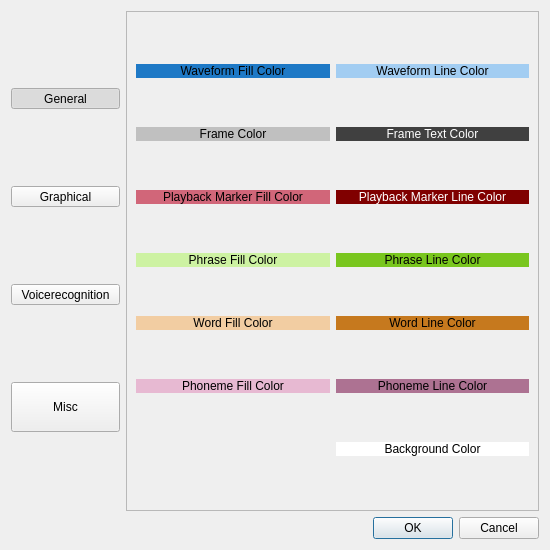
This is rsrc/settings.ui in morevnaproject-org/papagayo-ng as Qt 5 draws it before an edit. The edited form follows.
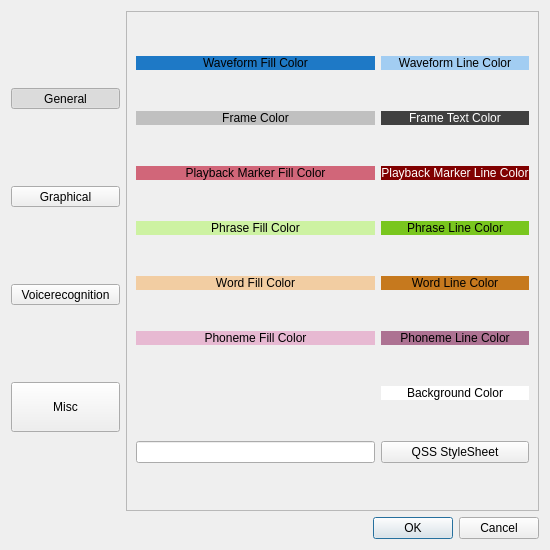
This is the edited form. The open tabs and pages were chosen to show the change. Icons and pictures are not drawn.

Commit message: Allow selecting a custom .qss Stylesheet for the main window. We could also apply it to the whole app by using the setStylesheet method of self.app instead of self.main_window in LipsyncFrameQT.py.

The edit to the form file:
```diff
--- a/rsrc/settings.ui
+++ b/rsrc/settings.ui
@@ -238,77 +238,7 @@
      </widget>
      <widget class="QWidget" name="graphical">
       <layout class="QGridLayout" name="gridLayout_3">
-       <item row="3" column="0">
-        <widget class="QPushButton" name="phrase_fill_color">
-         <property name="styleSheet">
-          <string notr="true">background-color: rgb(205, 242, 162);
-border: transparent;</string>
-         </property>
-         <property name="text">
-          <string>Phrase Fill Color</string>
-         </property>
-        </widget>
-       </item>
-       <item row="2" column="1">
-        <widget class="QPushButton" name="playback_line_color">
-         <property name="styleSheet">
-          <string notr="true">background-color: rgb(128, 0, 0);
-color: rgb(255, 255, 255);
-border: transparent;</string>
-         </property>
-         <property name="text">
-          <string>Playback Marker Line Color</string>
-         </property>
-        </widget>
-       </item>
-       <item row="4" column="1">
-        <widget class="QPushButton" name="word_line_color">
-         <property name="styleSheet">
-          <string notr="true">background-color: rgb(198, 121, 30);
-border: transparent;</string>
-         </property>
-         <property name="text">
-          <string>Word Line Color</string>
-         </property>
-        </widget>
-       </item>
-       <item row="1" column="0">
-        <widget class="QPushButton" name="frame_color">
-         <property name="styleSheet">
-          <string notr="true">background-color: rgb(192, 192, 192);
-border: transparent;</string>
-         </property>
-         <property name="text">
-          <string>Frame Color</string>
-         </property>
-        </widget>
-       </item>
-       <item row="3" column="1">
-        <widget class="QPushButton" name="phrase_line_color">
-         <property name="styleSheet">
-          <string notr="true">background-color: rgb(121, 198, 30);
-border: transparent;</string>
-         </property>
-         <property name="text">
-          <string>Phrase Line Color</string>
-         </property>
-        </widget>
-       </item>
-       <item row="0" column="0">
-        <widget class="QPushButton" name="wave_fill_color">
-         <property name="styleSheet">
-          <string notr="true">background-color: rgb(30, 121, 198);
-border: transparent;</string>
-         </property>
-         <property name="text">
-          <string>Waveform Fill Color</string>
-         </property>
-         <property name="flat">
-          <bool>false</bool>
-         </property>
-        </widget>
-       </item>
-       <item row="0" column="1">
+       <item row="0" column="2">
         <widget class="QPushButton" name="wave_line_color">
          <property name="styleSheet">
           <string notr="true">background-color: rgb(162, 205, 242);
@@ -322,7 +252,19 @@
          </property>
         </widget>
        </item>
-       <item row="4" column="0">
+       <item row="1" column="2">
+        <widget class="QPushButton" name="frame_text_color">
+         <property name="styleSheet">
+          <string notr="true">background-color: rgb(64, 64, 64);
+color: rgb(255, 255, 255);
+border: transparent;</string>
+         </property>
+         <property name="text">
+          <string>Frame Text Color</string>
+         </property>
+        </widget>
+       </item>
+       <item row="4" column="1">
         <widget class="QPushButton" name="word_fill_color">
          <property name="styleSheet">
           <string notr="true">background-color: rgb(242, 205, 162);
@@ -334,29 +276,17 @@
         </widget>
        </item>
        <item row="1" column="1">
-        <widget class="QPushButton" name="frame_text_color">
+        <widget class="QPushButton" name="frame_color">
          <property name="styleSheet">
-          <string notr="true">background-color: rgb(64, 64, 64);
-color: rgb(255, 255, 255);
+          <string notr="true">background-color: rgb(192, 192, 192);
 border: transparent;</string>
          </property>
          <property name="text">
-          <string>Frame Text Color</string>
+          <string>Frame Color</string>
          </property>
         </widget>
        </item>
-       <item row="5" column="1">
-        <widget class="QPushButton" name="phoneme_line_color">
-         <property name="styleSheet">
-          <string notr="true">background-color: rgb(173, 114, 146);
-border: transparent;</string>
-         </property>
-         <property name="text">
-          <string>Phoneme Line Color</string>
-         </property>
-        </widget>
-       </item>
-       <item row="2" column="0">
+       <item row="2" column="1">
         <widget class="QPushButton" name="playback_fill_color">
          <property name="styleSheet">
           <string notr="true">background-color: rgb(209, 102, 121);
@@ -367,7 +297,7 @@
          </property>
         </widget>
        </item>
-       <item row="5" column="0">
+       <item row="5" column="1">
         <widget class="QPushButton" name="phoneme_fill_color">
          <property name="styleSheet">
           <string notr="true">background-color: rgb(231, 185, 210);
@@ -378,7 +308,77 @@
          </property>
         </widget>
        </item>
-       <item row="6" column="1">
+       <item row="0" column="1">
+        <widget class="QPushButton" name="wave_fill_color">
+         <property name="styleSheet">
+          <string notr="true">background-color: rgb(30, 121, 198);
+border: transparent;</string>
+         </property>
+         <property name="text">
+          <string>Waveform Fill Color</string>
+         </property>
+         <property name="flat">
+          <bool>false</bool>
+         </property>
+        </widget>
+       </item>
+       <item row="5" column="2">
+        <widget class="QPushButton" name="phoneme_line_color">
+         <property name="styleSheet">
+          <string notr="true">background-color: rgb(173, 114, 146);
+border: transparent;</string>
+         </property>
+         <property name="text">
+          <string>Phoneme Line Color</string>
+         </property>
+        </widget>
+       </item>
+       <item row="3" column="1">
+        <widget class="QPushButton" name="phrase_fill_color">
+         <property name="styleSheet">
+          <string notr="true">background-color: rgb(205, 242, 162);
+border: transparent;</string>
+         </property>
+         <property name="text">
+          <string>Phrase Fill Color</string>
+         </property>
+        </widget>
+       </item>
+       <item row="2" column="2">
+        <widget class="QPushButton" name="playback_line_color">
+         <property name="styleSheet">
+          <string notr="true">background-color: rgb(128, 0, 0);
+color: rgb(255, 255, 255);
+border: transparent;</string>
+         </property>
+         <property name="text">
+          <string>Playback Marker Line Color</string>
+         </property>
+        </widget>
+       </item>
+       <item row="4" column="2">
+        <widget class="QPushButton" name="word_line_color">
+         <property name="styleSheet">
+          <string notr="true">background-color: rgb(198, 121, 30);
+border: transparent;</string>
+         </property>
+         <property name="text">
+          <string>Word Line Color</string>
+         </property>
+        </widget>
+       </item>
+       <item row="3" column="2">
+        <widget class="QPushButton" name="phrase_line_color">
+         <property name="styleSheet">
+          <string notr="true">background-color: rgb(121, 198, 30);
+border: transparent;</string>
+         </property>
+         <property name="text">
+          <string>Phrase Line Color</string>
+         </property>
+        </widget>
+       </item>
+       <item row="6" column="2">
         <widget class="QPushButton" name="bg_fill_color">
          <property name="styleSheet">
           <string notr="true">background-color: rgb(255, 255, 255);
@@ -389,6 +389,16 @@
          </property>
         </widget>
        </item>
+       <item row="7" column="1">
+        <widget class="QLineEdit" name="qss_path"/>
+       </item>
+       <item row="7" column="2">
+        <widget class="QPushButton" name="set_qss_path_button">
+         <property name="text">
+          <string>QSS StyleSheet</string>
+         </property>
+        </widget>
+       </item>
       </layout>
      </widget>
      <widget class="QWidget" name="voice">
```
Left out of the diff: 2 changed lines with no effect on the pictures. The commit also changes 5 other files.
